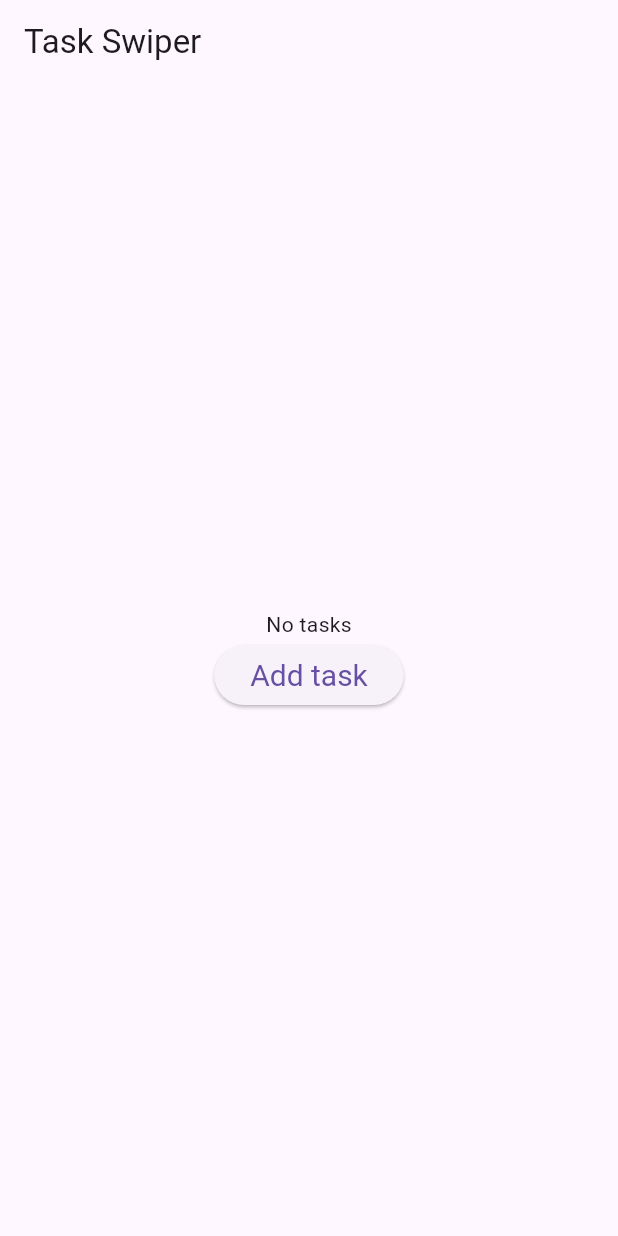
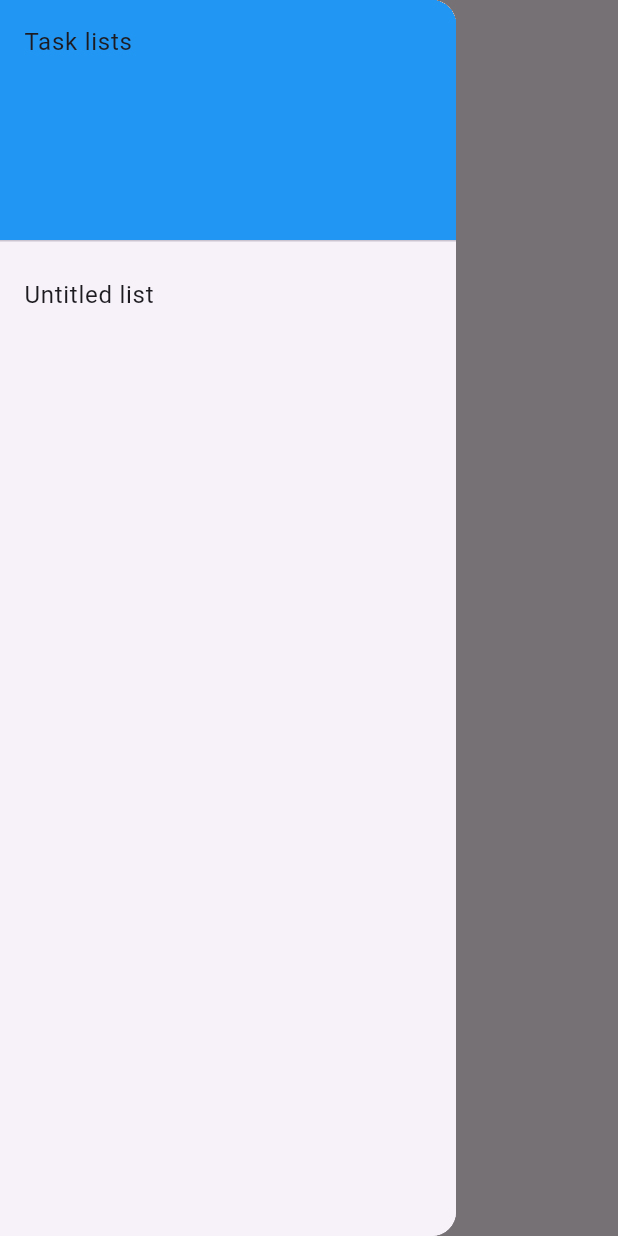
Before and after one commit to temedeus/task_swiper, a Flutter app: the screen it shows after launch, with the side drawer open (before the commit the screen has no drawer), on a phone screen of 412 x 824 dp. Run offline on Flutter 3.47's test engine with Material 3 defaults, Android fonts, the phone set to English and light mode, and no system bars; our stand-ins replace carousel_slider, sqflite; accounts and stored records are empty.

Commit message:
SelectedTaskListProvider to drawer

```diff
--- a/lib/main.dart
+++ b/lib/main.dart
@@ -1,8 +1,7 @@
-import 'package:carousel_slider/carousel_slider.dart';
 import 'package:flutter/material.dart';
-import 'package:taskswiper/edit_task_dialog.dart';
-import 'package:taskswiper/service/database_service.dart';
-import 'package:taskswiper/task.dart';
+import 'package:provider/provider.dart';
+import 'package:taskswiper/selected_task_list_provider.dart';
+import 'package:taskswiper/task_list_drawer.dart';
 import 'package:taskswiper/task_listing.dart';
 
 void main() {
@@ -19,7 +18,9 @@ class MyApp extends StatelessWidget {
       theme: ThemeData(
         primarySwatch: Colors.blue,
       ),
-      home: MyHomePage(title: 'Task Swiper'),
+      home: ChangeNotifierProvider(
+          create: (context) => SelectedTaskListProvider(),
+          child: MyHomePage(title: 'Task Swiper')),
     );
   }
 }
@@ -34,15 +35,16 @@ class MyHomePage extends StatefulWidget {
 }
 
 class _MyHomePageState extends State<MyHomePage> {
-
-
   @override
   Widget build(BuildContext context) {
     return Scaffold(
-        appBar: AppBar(
-          title: Text(widget.title),
-        ),
-        body: TaskListing());
+      appBar: AppBar(
+        title: Text(widget.title),
+      ),
+      body: TaskListing(),
+      drawer: Drawer(
+        child: TaskListDrawer(),
+      ),
+    );
   }
-
 }
--- /dev/null
+++ b/lib/selected_task_list_provider.dart
@@ -0,0 +1,14 @@
+import 'package:flutter/material.dart';
+import 'package:provider/provider.dart';
+import 'package:taskswiper/task_list.dart';
+
+class SelectedTaskListProvider extends ChangeNotifier {
+  late TaskList _selectedTasklist;
+
+  TaskList get selectedTasklist => _selectedTasklist;
+
+  void setSelectedTaskListId(TaskList taskList) {
+    _selectedTasklist = taskList;
+    notifyListeners();
+  }
+}
--- /dev/null
+++ b/lib/task_list_drawer.dart
@@ -0,0 +1,74 @@
+import 'package:flutter/material.dart';
+import 'package:provider/provider.dart';
+import 'package:taskswiper/selected_task_list_provider.dart';
+import 'package:taskswiper/service/database_service.dart';
+import 'package:taskswiper/task_list.dart';
+
+class TaskListDrawer extends StatefulWidget {
+  @override
+  State<StatefulWidget> createState() => _TaskListDrawerState();
+}
+
+class _TaskListDrawerState extends State<TaskListDrawer> {
+  late DatabaseService _databaseService;
+  List<TaskList> _taskLists = [];
+  bool _isLoading = true;
+
+  @override
+  void initState() {
+    super.initState();
+    _databaseService = DatabaseService();
+    _databaseService.initializeDB().whenComplete(() async {
+      List<TaskList> taskLists = await _databaseService.getTaskLists();
+      setState(() {
+        _taskLists = [...taskLists];
+
+        _isLoading = false;
+      });
+    });
+  }
+
+  int _selectedIndex = 0;
+
+  void _onItemTapped(int index) {
+    setState(() {
+      _selectedIndex = index;
+    });
+  }
+
+  @override
+  Widget build(BuildContext context) {
+    return Drawer(
+      // Add a ListView to the drawer. This ensures the user can scroll
+      // through the options in the drawer if there isn't enough vertical
+      // space to fit everything.
+      child: Consumer<SelectedTaskListProvider>(
+          builder: (context, selectedTaskListIdProvider, _) {
+        return ListView(
+          // Important: Remove any padding from the ListView.
+          padding: EdgeInsets.zero,
+          children: [
+            const DrawerHeader(
+              decoration: BoxDecoration(
+                color: Colors.blue,
+              ),
+              child: Text('Task lists'),
+            ),
+            ...create()
+          ],
+        );
+      }),
+    );
+  }
+
+  Iterable<ListTile> create() {
+    return _taskLists.map((i) {
+      return ListTile(
+          title: Text(i.title),
+          onTap: () {
+            _onItemTapped(0);
+            Navigator.pop(context);
+          });
+    });
+  }
+}
--- a/lib/task_listing.dart
+++ b/lib/task_listing.dart
@@ -25,9 +25,7 @@ class _TaskListingState extends State<TaskListing> {
   void initState() {
     super.initState();
     _databaseService = DatabaseService();
-    print("initializing");
     _databaseService.initializeDB().whenComplete(() async {
-      print("done");
       List<Task> tasks = await _databaseService.getTasks();
       List<TaskList> taskLists = await _databaseService.getTaskLists();
       setState(() {
--- a/pubspec.yaml
+++ b/pubspec.yaml
@@ -27,6 +27,7 @@ dependencies:
   carousel_slider: ^4.2.1
   sqflite: ^2.3.0
   path: ^1.8.0
+  provider: ^5.0.0
 
 
   cupertino_icons: ^1.0.2
```
Also changed, not shown: pubspec.lock.
